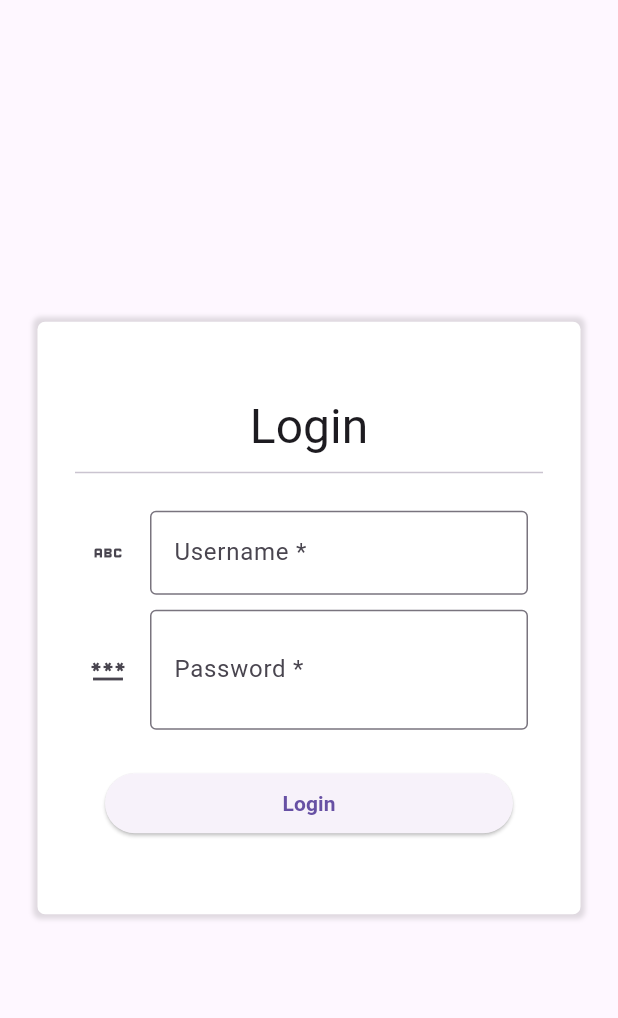
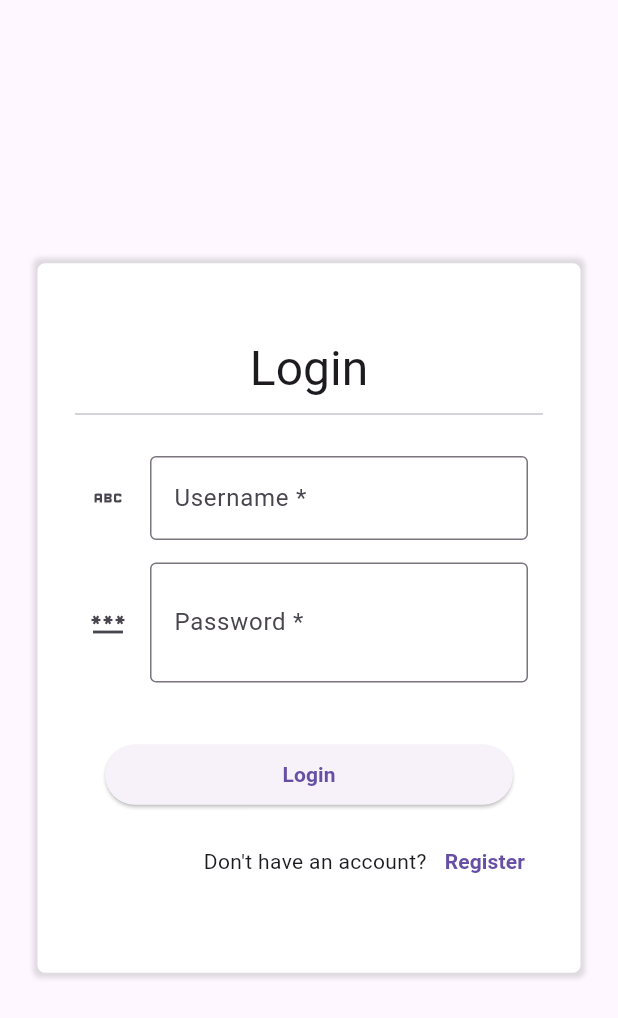
Before and after one commit to AgileTeam2024/AgileProjectFall2024, a Flutter app: the screen it shows after launch, after a tap on "Login / Register", on a phone screen of 412 x 824 dp. Shown: the top 1018 px of the screen. Run offline on Flutter 3.47's test engine with Material 3 defaults, Android fonts, the phone set to English and light mode, and no system bars; our stand-ins replace get.

Commit message:
feat: Register Page except back connection and navigate to each other done

```diff
--- a/chabok_front/lib/pages/login_register_page.dart
+++ b/chabok_front/lib/pages/login_register_page.dart
@@ -1,9 +1,9 @@
 import 'package:chabok_front/view_models/text_field.dart';
 import 'package:chabok_front/widgets/button.dart';
 import 'package:chabok_front/widgets/card_widget.dart';
-import 'package:chabok_front/widgets/main_app_bar.dart';
 import 'package:chabok_front/widgets/text_field.dart';
 import 'package:flutter/material.dart';
+import 'package:get/get.dart';
 
 class LoginRegisterPage extends StatefulWidget {
   const LoginRegisterPage({super.key});
@@ -11,6 +11,9 @@ class LoginRegisterPage extends StatefulWidget {
   String get title => throw UnimplementedError('Should be overridden!');
 
   List<TextFieldViewModel> get fields =>
+      throw UnimplementedError('Should be overridden!');
+
+  List<Widget> get navigateToOtherForm =>
       throw UnimplementedError('Should be overridden!');
 
   @override
@@ -30,7 +33,7 @@ class _LoginRegisterPageState extends State<LoginRegisterPage> {
     return Scaffold(
       body: Center(
         child: SizedBox(
-          width: 600,
+          width: 500,
           child: CardWidget(
             child: Form(
               key: _formKey,
@@ -43,18 +46,27 @@ class _LoginRegisterPageState extends State<LoginRegisterPage> {
                   SizedBox(height: 20),
                   ...widget.fields.map(
                     (vm) => Padding(
-                      padding:
-                          const EdgeInsets.symmetric(vertical: 5, horizontal: 10),
+                      padding: const EdgeInsets.symmetric(
+                        vertical: 7.5,
+                        horizontal: 10,
+                      ),
                       child: CustomTextField(vm),
                     ),
                   ),
                   SizedBox(height: 20),
                   Padding(
-                    padding: const EdgeInsets.symmetric(horizontal: 20),
+                    padding: const EdgeInsets.symmetric(
+                      horizontal: 20,
+                      vertical: 10,
+                    ),
                     child: Button.filled(
                       text: widget.title,
                       onPressed: () => widget.submit(_formKey),
                     ),
+                  ),
+                  Row(
+                    mainAxisAlignment: MainAxisAlignment.end,
+                    children: widget.navigateToOtherForm,
                   )
                 ],
               ),
@@ -85,6 +97,15 @@ class LoginPage extends LoginRegisterPage {
       ];
 
   @override
+  List<Widget> get navigateToOtherForm => [
+        Text('Don\'t have an account?'),
+        Button.text(
+          text: 'Register',
+          onPressed: () => Get.to(() => RegisterPage()),
+        )
+      ];
+
+  @override
   void submit(GlobalKey<FormState> _formKey) {
     if (_formKey.currentState?.validate() ?? false) {
       // todo send to backend
@@ -95,4 +116,44 @@ class LoginPage extends LoginRegisterPage {
 class RegisterPage extends LoginRegisterPage {
   @override
   String get title => 'Register';
+
+  @override
+  List<TextFieldViewModel> get fields => [
+        TextFieldViewModel(
+          label: 'Username',
+          icon: Icons.abc,
+          required: true,
+        ),
+        PasswordTextFieldViewModel(
+          label: 'Password',
+          icon: Icons.password,
+          required: true,
+        ),
+        PasswordTextFieldViewModel(
+          label: 'Repeat Password',
+          icon: Icons.password,
+          required: true,
+        ),
+        EmailTextFieldViewModel(
+          label: 'Email',
+          icon: Icons.email,
+          required: false,
+        ),
+      ];
+
+  @override
+  List<Widget> get navigateToOtherForm => [
+        Text('Already have an account?'),
+        Button.text(
+          text: 'Login',
+          onPressed: () => Get.back(),
+        )
+      ];
+
+  @override
+  void submit(GlobalKey<FormState> _formKey) {
+    if (_formKey.currentState?.validate() ?? false) {
+      // todo send to backend
+    }
+  }
 }
```
